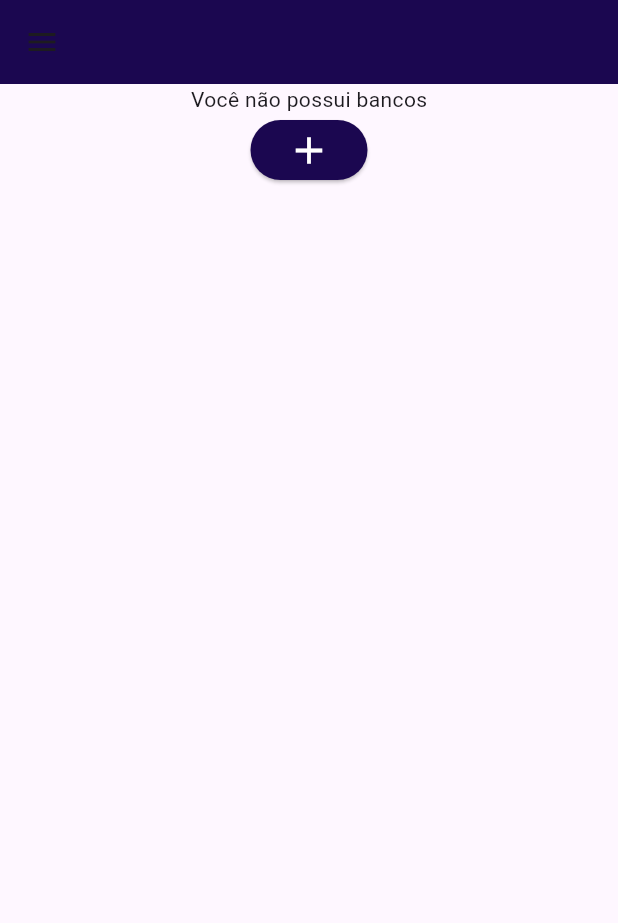
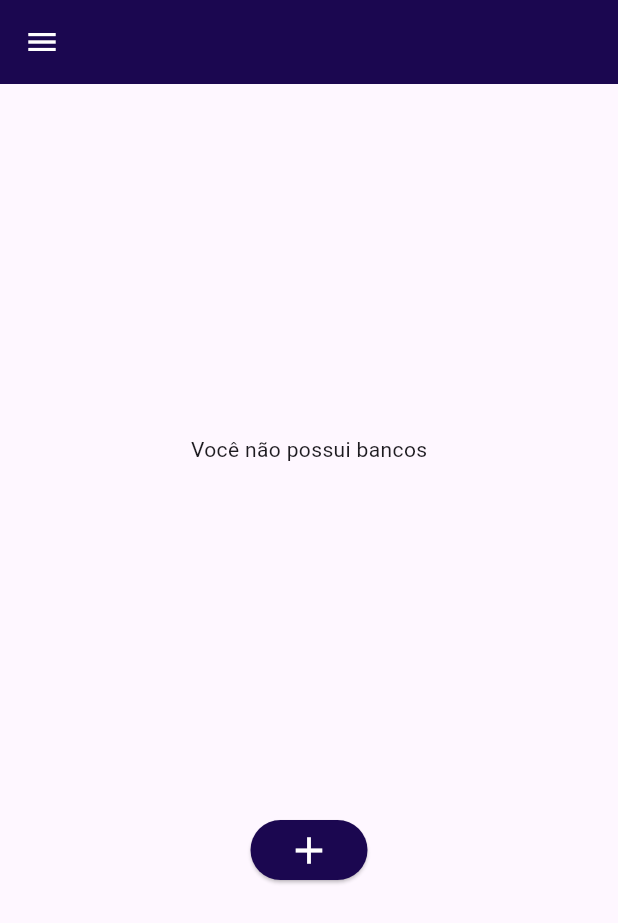
Before and after one commit to RayDaBahia/Engenharia-de-Software, a Flutter app: the MenuLateral widget shown alone on an empty page, opened directly, after a tap on "Meus Bancos", on a phone screen of 412 x 824 dp. Shown: the top 923 px of the screen. Run offline on Flutter 3.47's test engine with Material 3 defaults, Android fonts, the phone set to English and light mode, and no system bars; our stand-ins replace cloud_firestore, firebase_auth, firebase_core, google_sign_in; accounts and stored records are empty.

Commit message:
Design do menu lateral, textfield pesquisar banco e botão filtrar banco

```diff
--- a/uesb_forms/lib/Componentes/menu_lateral.dart
+++ b/uesb_forms/lib/Componentes/menu_lateral.dart
@@ -29,6 +29,7 @@ class MenuLateral extends StatelessWidget {
         mainAxisAlignment: MainAxisAlignment.spaceBetween,
         children: [
           AppBar(
+                    iconTheme: IconThemeData(color: Colors.white),
             title: const Text(
               'UESB Formulários',
               style: TextStyle(
--- a/uesb_forms/lib/Telas/BancoDeQuestoes/Meus_Bancos.dart
+++ b/uesb_forms/lib/Telas/BancoDeQuestoes/Meus_Bancos.dart
@@ -1,6 +1,7 @@
 import 'package:flutter/material.dart';
 import 'package:provider/provider.dart';
 import 'package:uesb_forms/Componentes/BancoDeQuestoes/widgetBanco_Questao.dart';
+import 'package:uesb_forms/Componentes/BancoDeQuestoes/widget_pesquisa.dart';
 import 'package:uesb_forms/Componentes/menu_lateral.dart';
 import 'package:uesb_forms/Controle_Modelo/banco_list.dart';
 import 'package:uesb_forms/Utils/rotas.dart';
@@ -36,11 +37,14 @@ class _MeusBancosState extends State<MeusBancos> {
     return Scaffold(
       drawer: MenuLateral(),
       appBar: AppBar(
+        iconTheme: IconThemeData(color: Colors.white),
         backgroundColor: const Color.fromARGB(255, 27, 7, 80),
       ),
       body: Column(
+        mainAxisAlignment: MainAxisAlignment.spaceEvenly,
         children: [
           if (bancoList.bancosLista.isNotEmpty) ...[
+            WidgetPesquisa(),
             Expanded(
               child: ListView.builder(
                 itemCount: bancoList.bancosLista.length,
@@ -51,7 +55,9 @@ class _MeusBancosState extends State<MeusBancos> {
               ),
             ),
           ] else ...[
-              Center(child: Text('Você não possui bancos')),
+            Center(
+              child: Text('Você não possui bancos'),
+            ),
           ],
           // Botão para adicionar novo banco
           ElevatedButton(
@@ -68,9 +74,10 @@ class _MeusBancosState extends State<MeusBancos> {
               Icons.add,
               size: 30,
               color: Colors.white,
-              )
+            ),
           ),
         ],
-        ));
+      ),
+    );
   }
 }
--- a/uesb_forms/lib/Telas/BancoDeQuestoes/Meus_Formularios.dart
+++ b/uesb_forms/lib/Telas/BancoDeQuestoes/Meus_Formularios.dart
@@ -17,6 +17,7 @@ class MeusFormularios extends StatelessWidget {
 
     return Scaffold(
       appBar: AppBar(
+        iconTheme: IconThemeData(color: Colors.white),
         title: const Text(
           'Uesb Formularios',
           style: TextStyle(
@@ -49,7 +50,7 @@ class MeusFormularios extends StatelessWidget {
         ],
 
      ),
-      drawer: const MenuLateral()
+      drawer: const MenuLateral(),
     );
 
 
```
Also changed, not shown: uesb_forms/lib/Componentes/BancoDeQuestoes/widget_pesquisa.dart (added, +44 -0 lines). Lines whose indentation alone changed are shown as unchanged.
